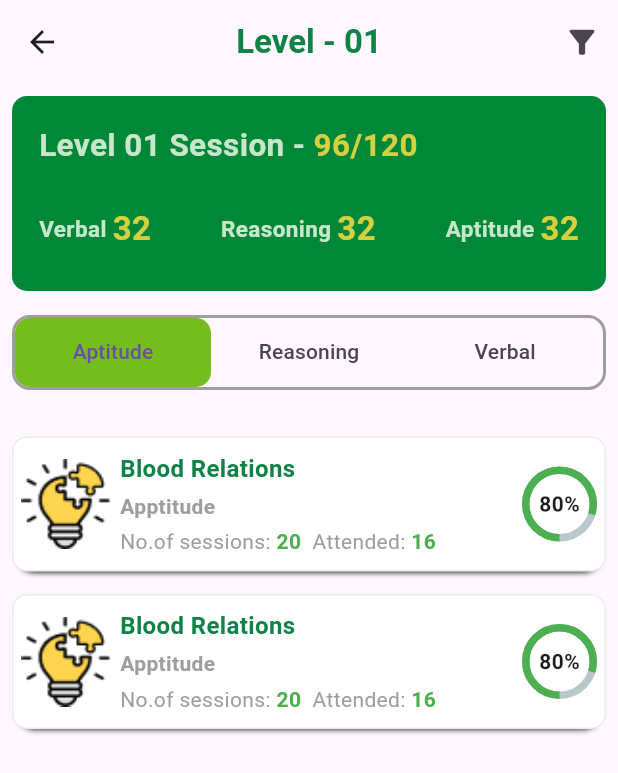
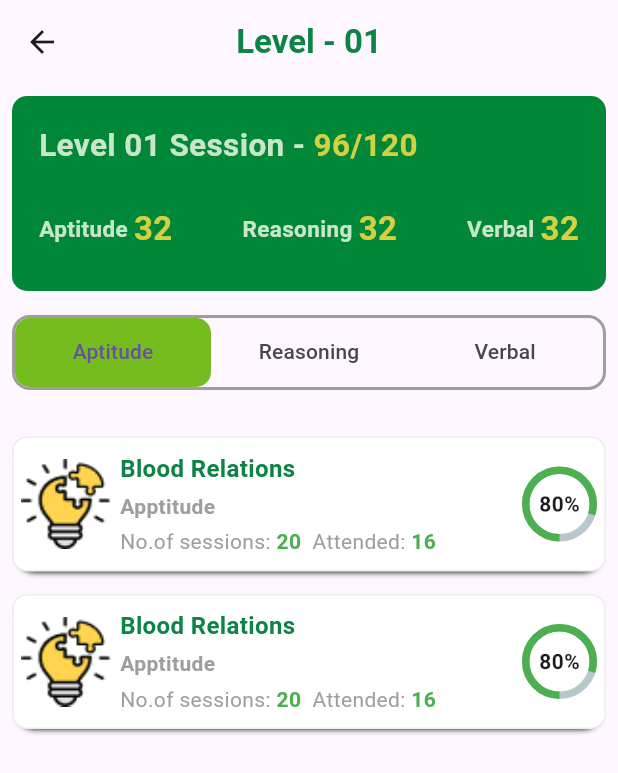
Before and after one commit to ShivaReddy54/iship, a Flutter app: the screen it shows after launch, after a tap on "Level", on a phone screen of 412 x 824 dp. Shown: the top 773 px of the screen. Run offline on Flutter 3.47's test engine with Material 3 defaults, Android fonts, the phone set to English and light mode, and no system bars; drawn by our look-alikes of percent_indicator.

```diff
--- a/lib/Screens/dashboard.dart
+++ b/lib/Screens/dashboard.dart
@@ -1,9 +1,9 @@
-// ignore_for_file: prefer_const_constructors, sort_child_properties_last
+import 'dart:io';
 
-import 'dart:convert';
 import 'package:flutter/material.dart';
 import 'package:iship/Screens/level_page.dart';
 import 'package:url_launcher/url_launcher.dart';
+import 'package:http/http.dart';
 import 'package:url_launcher/url_launcher_string.dart';
 
 class Dashboard extends StatefulWidget {
@@ -13,9 +13,34 @@ class Dashboard extends StatefulWidget {
   State<Dashboard> createState() => _DashboardState();
 }
 
-class _DashboardState extends State<Dashboard> {
+class _DashboardState extends State<Dashboard> with SingleTickerProviderStateMixin{
+
+
+
+  bool _isFront = true;
+  late AnimationController _controller;
+  late Animation<double> _animation;
+
+  void _toggleCard() {
+    if (_isFront) {
+      _controller.forward();
+    } else {
+      _controller.reverse();
+    }
+    setState(() {
+      _isFront = !_isFront;
+    });
+  }
+
+  @override
+  void dispose() {
+    _controller.dispose();
+    super.dispose();
+  }
+
+
+
   List<List> data = [];
-  num _sessions = 0, _attended = 0;
   List<List<bool>> isClicked = [
     [false, false, false],
     [false, false, false],
@@ -25,6 +50,11 @@ class _DashboardState extends State<Dashboard> {
   @override
   void initState() {
     super.initState();
+    _controller = AnimationController(
+      duration: const Duration(milliseconds: 500),
+      vsync: this,
+    );
+    _animation = Tween<double>(begin: 0, end: 1).animate(_controller);
     data = [
       [
         {
@@ -61,6 +91,50 @@ class _DashboardState extends State<Dashboard> {
           "topic": "Reasoning",
           "sessions": 20,
           "attended": 16
+        },
+        {
+          "icon": "https://cdn-icons-png.flaticon.com/512/2784/2784461.png",
+          "title": "Blood Relations",
+          "topic": "Apptitude",
+          "sessions": 20,
+          "attended": 16
+        },
+      ],
+      [
+        {
+          "icon": "https://cdn-icons-png.flaticon.com/512/2784/2784461.png",
+          "title": "Jumbled Words",
+          "topic": "Verbal Ability",
+          "sessions": 20,
+          "attended": 8
+        },
+        {
+          "icon": "https://cdn-icons-png.flaticon.com/512/2784/2784461.png",
+          "title": "Numerical",
+          "topic": "Reasoning",
+          "sessions": 20,
+          "attended": 18
+        },
+        {
+          "icon": "https://cdn-icons-png.flaticon.com/512/2784/2784461.png",
+          "title": "Blood Relations",
+          "topic": "Apptitude",
+          "sessions": 20,
+          "attended": 16
+        },
+        {
+          "icon": "https://cdn-icons-png.flaticon.com/512/2784/2784461.png",
+          "title": "Jumbled Words",
+          "topic": "Verbal Ability",
+          "sessions": 20,
+          "attended": 19
+        },
+        {
+          "icon": "https://cdn-icons-png.flaticon.com/512/2784/2784461.png",
+          "title": "Numerical",
+          "topic": "Reasoning",
+          "sessions": 20,
+          "attended": 10
         },
         {
           "icon": "https://cdn-icons-png.flaticon.com/512/2784/2784461.png",
@@ -247,17 +321,6 @@ class _DashboardState extends State<Dashboard> {
         },
       ],
     ];
-
-    for (int i = 0; i < data.length; i++) {
-      for (int j = 0; j < data[i].length; j++) {
-        _sessions += data[i][j]["sessions"];
-        _attended += data[i][j]["attended"];
-      }
-    }
-    setState(() {
-      _sessions = _sessions;
-      _attended = _attended;
-    });
   }
 
   @override
@@ -266,8 +329,7 @@ class _DashboardState extends State<Dashboard> {
       debugShowCheckedModeBanner: false,
       home: Scaffold(
           backgroundColor: Colors.white,
-          body: (data.isNotEmpty)
-              ? SingleChildScrollView(
+          body: SingleChildScrollView(
             scrollDirection: Axis.vertical,
             child: Padding(
               padding: const EdgeInsets.all(8.0),
@@ -295,7 +357,7 @@ class _DashboardState extends State<Dashboard> {
                         children: [
                           Column(
                             children: [
-                                    const SizedBox(height: 25),
+                              const SizedBox(height: 30),
                               const Row(
                                 children: [
                                   SizedBox(width: 20),
@@ -327,16 +389,18 @@ class _DashboardState extends State<Dashboard> {
                               Row(
                                 children: [
                                   const SizedBox(width: 20),
-                                        InkWell(
-                                          child: Container(
+                                  Container(
                                       height: 35,
                                       width: 90,
                                       decoration: BoxDecoration(
-                                              borderRadius:
-                                                  BorderRadius.circular(10.0),
+                                        borderRadius: BorderRadius.circular(10.0),
                                         color: Colors.white,
                                       ),
-                                            child: Center(
+                                      child: GestureDetector(
+                                        onTap: () async {
+                                          await launchUrlString("https://maya.technicalhub.io");
+                                        },
+                                        child: const Center(
                                           child: Text(
                                             "Join Here",
                                             style: TextStyle(
@@ -345,12 +409,9 @@ class _DashboardState extends State<Dashboard> {
                                             ),
                                           ),
                                         ),
+                                      )
                                   ),
-                                          onTap: () async {
-                                            await launchUrlString(
-                                                "https://maya.technicalhub.io/");
-                                          },
-                                        ),
+
                                 ],
                               ),
                             ],
@@ -358,8 +419,7 @@ class _DashboardState extends State<Dashboard> {
                           Positioned(
                             right: 0,
                             top: -10,
-                                  child: Image.asset(
-                                    "assets/Employee.png",
+                            child: Image.asset("assets/Employee.png",
                               height: 200,
                               width: 120,
                             ),
@@ -382,16 +442,12 @@ class _DashboardState extends State<Dashboard> {
                     ],
                   ),
                   const SizedBox(height: 10),
-                        _createStatContainer("$_sessions", "Total Sessions",
-                            Colors.orange, 24.0, 0),
-                        _createStatContainer("$_attended", "Attended Sessions",
+                  _createStatContainer(
+                      "40", "No of Sessions", Colors.orange, 24.0, 0),
+                  _createStatContainer("32", "No of Sessions Attended",
                       const Color(0xFF05872d), 15.0, 1),
-                        _createStatContainer(
-                            "${(_attended / _sessions * 100).toInt()}%",
-                            "Attended Percentage",
-                            const Color(0xFF75bc1e),
-                            15.0,
-                            2),
+                  _createStatContainer("80%", "Attended Percentage",
+                      const Color(0xFF75bc1e), 15.0, 2),
                   const SizedBox(height: 10),
                   const Row(
                     children: [
@@ -409,9 +465,9 @@ class _DashboardState extends State<Dashboard> {
                     height: 20,
                   ),
                   Wrap(
-                          alignment: WrapAlignment.spaceBetween,
-                          spacing: 10.0,
-                          runSpacing: 10.0,
+                    //alignment: WrapAlignment.spaceBetween,
+                    spacing: 20.0,
+                    runSpacing: 15.0,
                     children: List.generate(data.length, (index) {
                       return InkWell(
                         onTap: () {
@@ -424,10 +480,8 @@ class _DashboardState extends State<Dashboard> {
                                   )));
                         },
                         child: Container(
-                                  width:
-                                      160.0, // Set the width of each container
-                                  height:
-                                      100.0, // Set the height of each container
+                            width: 160.0, // Set the width of each container
+                            height: 100.0, // Set the height of each container
                             decoration: BoxDecoration(
                                 borderRadius: BorderRadius.circular(16.0),
                                 border: Border.all(
@@ -438,8 +492,7 @@ class _DashboardState extends State<Dashboard> {
                             child: Stack(
                               children: [
                                 ClipRRect(
-                                        borderRadius:
-                                            BorderRadius.circular(16.0),
+                                  borderRadius: BorderRadius.circular(16.0),
                                   child: CustomPaint(
                                     size: Size(169,
                                         99), // Set the size of the custom paint area
@@ -476,14 +529,11 @@ class _DashboardState extends State<Dashboard> {
                 ],
               ),
             ),
-                )
-              : Center(
-                  child: CircularProgressIndicator(),
           )),
     );
   }
 
-  List calculate(topic) {
+  List calcultae(topic) {
     num totalSessions = 0, attendedSessions = 0;
 
     for (int i = 0; i < data.length; i++) {
@@ -552,11 +602,11 @@ class _DashboardState extends State<Dashboard> {
                 ),
               ),
             ),
-            category("V", calculate("V"), Color(0xFF05872d), Colors.white,
+            category("V", calcultae("V"), Color(0xFF05872d), Colors.white,
                 false, row, 0),
-            category("R", calculate("R"), Color(0xFF75bc1e), Colors.black,
+            category("R", calcultae("R"), Color(0xFF75bc1e), Colors.black,
                 false, row, 1),
-            category("A", calculate("A"), Color(0xFFffbb00), Color(0xFF0d8114),
+            category("A", calcultae("A"), Color(0xFFffbb00), Color(0xFF0d8114),
                 true, row, 2),
           ],
         ),
@@ -565,15 +615,8 @@ class _DashboardState extends State<Dashboard> {
   }
 
   Widget category(frontText, backText, bgColor, textColor, isCurved, row, col) {
+
     return Expanded(
-      child: InkWell(
-        onTap: () {
-          bool t = isClicked[row][col];
-          isClicked[row] = [false, false, false];
-          isClicked[row][col] = !t;
-
-          setState(() {});
-        },
       child: Container(
           decoration: BoxDecoration(
               color: bgColor,
@@ -583,19 +626,84 @@ class _DashboardState extends State<Dashboard> {
                 bottomRight: Radius.circular(7.0),
               )
                   : BorderRadius.circular(1.0)),
-          child: Center(
-            child: Text(
-              isClicked[row][col]
-                  ? "${(row == 0) ? backText[0] : (row == 1) ? backText[1] : (backText[1] / backText[0] * 100).toInt()}"
-                  : frontText,
-              style: TextStyle(
-                color: textColor,
-                fontWeight: FontWeight.bold,
-                fontSize: 20,
+          child: InkWell(
+            onTap: () {
+              bool t = isClicked[row][col];
+              isClicked[row] = [false, false, false];
+              isClicked[row][col] = !t;
+
+              setState(() {_toggleCard;});
+            },
+            child: GestureDetector(
+              onTap: _toggleCard,
+              child: Card(
+                color: bgColor,
+                child: SizedBox(
+                  width: 200,
+                  height: 300,
+                  child: AnimatedBuilder(
+                    animation: _animation,
+                    builder: (context, child) {
+                      final angle = _animation.value * 3.1416;
+                      return Transform(
+                        alignment: Alignment.center,
+                        transform: Matrix4.identity()
+                          ..setEntry(3, 2, 0.001)
+                          ..rotateX(angle),
+                        child: _animation.value <= 0.5
+                            ? Content(
+                          // key: ValueKey(frontText),
+                          text: frontText,
+                          color: bgColor,
+                        )
+                            : Transform(
+                          alignment: Alignment.center,
+                          transform: Matrix4.rotationX(3.1416),
+                          child: Content(
+                            // key: ValueKey(
+                            //     backText[col-1]
+                            // ),
+                            text: "${(row == 0)
+                                ? backText[0]
+                                : (row == 1)
+                                ? backText[1]
+                                : ((backText[1]) /
+                                backText[0] *
+                                100)
+                                .toInt()}",
+
+                            color: bgColor,
+                          ),
+                        ),
+                      );
+                    },
                   ),
                 ),
               ),
             ),
+            //   child: Container(
+            //   decoration: BoxDecoration(
+            //       color: bgColor,
+            //       borderRadius: isCurved
+            //           ? BorderRadius.only(
+            //         topRight: Radius.circular(7.0),
+            //         bottomRight: Radius.circular(7.0),
+            //       )
+            //           : BorderRadius.circular(1.0)),
+            //   child: Center(
+            //     child: Text(
+            //       isClicked[row][col]
+            //           ? "${(row == 0) ? backText[0] : (row == 1) ? backText[1] : (backText[1] / backText[0] * 100).toInt()}"
+            //           : frontText,
+            //       style: TextStyle(
+            //         color: textColor,
+            //         fontWeight: FontWeight.bold,
+            //         fontSize: 20,
+            //       ),
+            //     ),
+            //   ),
+            // ),
+          )
       ),
     );
   }
@@ -636,3 +744,23 @@ class MyCustomPaint extends CustomPainter {
     return false;
   }
 }
+
+class Content extends StatelessWidget {
+  final String text;
+  final Color color;
+
+  const Content({Key? key, required this.text, required this.color}) : super(key: key);
+
+  @override
+  Widget build(BuildContext context) {
+    return Container(
+      color: color,
+      child: Center(
+        child: Text(
+          text,
+          style: TextStyle(fontSize: 24, color: Colors.white),
+        ),
+      ),
+    );
+  }
+}
--- a/lib/Screens/level_page.dart
+++ b/lib/Screens/level_page.dart
@@ -51,22 +51,6 @@ class _LevelPageState extends State<LevelPage> {
                 fontWeight: FontWeight.bold),
           ),
           centerTitle: true,
-          actions: [
-            Column(
-              mainAxisAlignment: MainAxisAlignment.start,
-              children: [
-                SizedBox(
-                  height: 4,
-                ),
-                IconButton(
-                    onPressed: () {},
-                    icon: Icon(
-                      Icons.filter_alt,
-                      size: 25,
-                    ))
-              ],
-            )
-          ],
         ),
         body: Column(
           children: [
@@ -289,9 +273,9 @@ class _LevelPageState extends State<LevelPage> {
             Row(
               mainAxisAlignment: MainAxisAlignment.spaceBetween,
               children: [
+                createTopics("Aptitude ", _aptitude),
+                createTopics("Reasoning ", _reasoning),
                 createTopics("Verbal ", _verbal),
-                createTopics("Reasoning ", _reasoning),
-                createTopics("Aptitude ", _aptitude),
               ],
             )
           ],
```
Also changed, not shown: 9 other files. Lines whose indentation alone changed are shown as unchanged.
